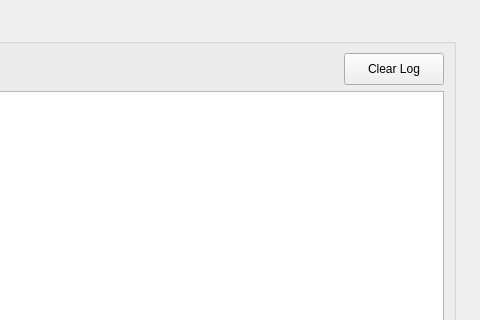
First picture: the form in resources/ui/tabs/logs.ui, repository cpt-cabbage/luma_tools, before the edit; both pictures show x 920 to 1400 and y 0 to 320 of the 1400 by 850 pixel window.
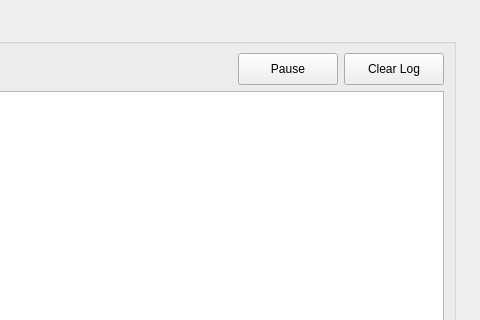
Second picture: the form after the edit.

Commit message: - Implement user selector for viewing other users' galleries in network mode with view-only restrictions - Add job cancellation functionality for running ComfyUI submissions - Pause/resume controls for log output - Update installer - Enhance thumbnail widgets with new item highlighting and editable permissions - Auto-enable iterate mode when single image selected - Background chaching updates

```diff
--- a/resources/ui/tabs/logs.ui
+++ b/resources/ui/tabs/logs.ui
@@ -47,6 +47,25 @@
           </property>
          </spacer>
         </item>
+        <item>
+         <widget class="QPushButton" name="PauseLogButton">
+          <property name="minimumSize">
+           <size>
+            <width>100</width>
+            <height>32</height>
+           </size>
+          </property>
+          <property name="text">
+           <string>Pause</string>
+          </property>
+          <property name="toolTip">
+           <string>Pause/resume log output</string>
+          </property>
+          <property name="checkable">
+           <bool>true</bool>
+          </property>
+         </widget>
+        </item>
         <item>
          <widget class="QPushButton" name="ClearLogButton">
           <property name="minimumSize">
```
The commit also changes 12 other files.
